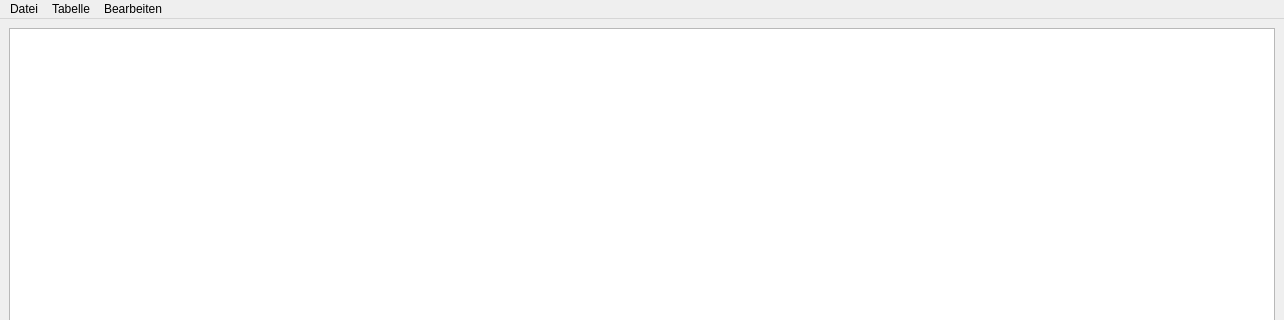
This is src/GUIStruktur.ui in mweinberger-tgm/Tabellenbearbeitung as Qt 5 draws it before an edit; both pictures show x 0 to 1284 and y 0 to 320 of the 1284 by 759 pixel window. The edited form follows.
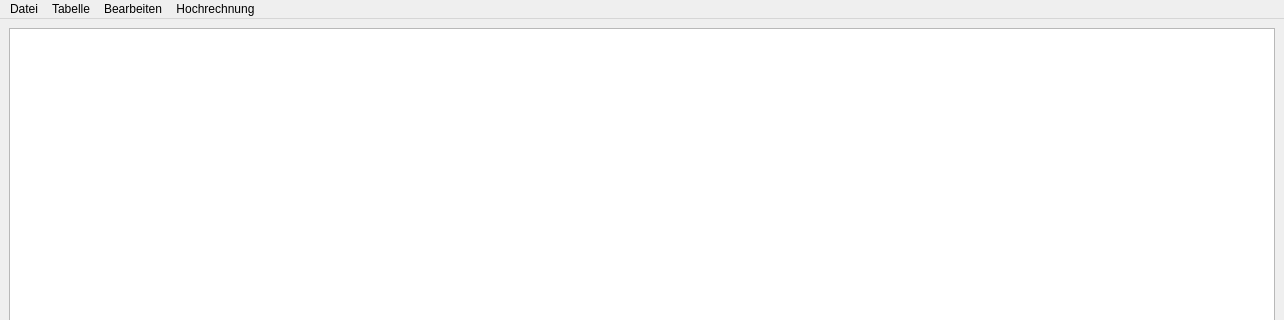
This is the edited form.

The edit to the form file:
```diff
--- a/src/GUIStruktur.ui
+++ b/src/GUIStruktur.ui
@@ -60,9 +60,19 @@
     <addaction name="actionEinf_gen"/>
     <addaction name="actionAusschneiden_2"/>
    </widget>
+   <widget class="QMenu" name="menuHochrechnung">
+    <property name="title">
+     <string>Hochrechnung</string>
+    </property>
+    <addaction name="actionDBsave"/>
+    <addaction name="actionDBread"/>
+    <addaction name="separator"/>
+    <addaction name="actionResults"/>
+   </widget>
    <addaction name="menuFile"/>
    <addaction name="menuTabelle"/>
    <addaction name="menuBearbeiten"/>
+   <addaction name="menuHochrechnung"/>
   </widget>
   <widget class="QStatusBar" name="statusbar"/>
   <action name="actionOpen">
```
Left out of the diff: 46 changed lines with no effect on the pictures.
